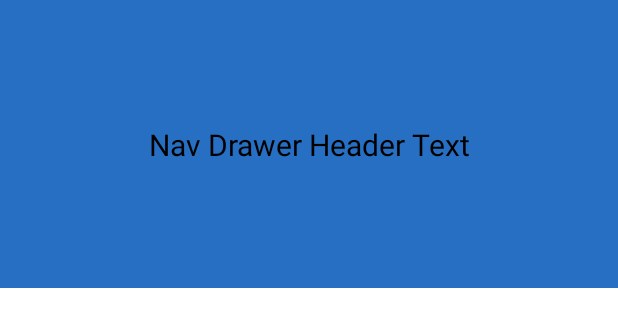
After one commit to code1iners/clicker-with-timer-android, an Android app: the layout partial_nav_header.xml on its own in the app's theme, with its tools: preview values and no code run, on a phone screen of 412 x 824 dp. The commit adds this screen. Shown: the top 327 px of the screen. Run offline under Robolectric (Android 15) with nearby library versions, the phone set to English and light mode, and no system bars.

Commit message:
Added drawer layout view

```diff
--- /dev/null
+++ b/app/src/main/res/layout/partial_nav_header.xml
@@ -0,0 +1,20 @@
+<?xml version="1.0" encoding="utf-8"?>
+<androidx.constraintlayout.widget.ConstraintLayout xmlns:android="http://schemas.android.com/apk/res/android"
+    xmlns:app="http://schemas.android.com/apk/res-auto"
+    android:background="@color/primaryDarkColor"
+    android:layout_width="match_parent"
+    android:layout_height="192dp">
+
+    <TextView
+        android:id="@+id/navDrawerHeaderText"
+        android:textSize="20sp"
+        android:textColor="@color/primaryTextColor"
+        android:text="Nav Drawer Header Text"
+        app:layout_constraintStart_toStartOf="parent"
+        app:layout_constraintTop_toTopOf="parent"
+        app:layout_constraintEnd_toEndOf="parent"
+        app:layout_constraintBottom_toBottomOf="parent"
+        android:layout_width="wrap_content"
+        android:layout_height="wrap_content"/>
+
+</androidx.constraintlayout.widget.ConstraintLayout>
--- a/app/src/main/res/values/themes.xml
+++ b/app/src/main/res/values/themes.xml
@@ -1,6 +1,6 @@
 <resources xmlns:tools="http://schemas.android.com/tools">
     <!-- Base application theme. -->
-    <style name="Theme.ClickerWithTimer" parent="Theme.MaterialComponents.DayNight.DarkActionBar">
+    <style name="Theme.ClickerWithTimer" parent="Theme.MaterialComponents.DayNight.NoActionBar">
         <!-- Primary brand color. -->
         <item name="colorPrimary">@color/primaryColor</item>
         <item name="colorPrimaryVariant">@color/primaryLightColor</item>
```
Also changed, not shown: app/src/main/java/com/codeliner/clickerwithtimer/MainActivity.kt (+84 -2 lines), app/src/main/java/com/codeliner/clickerwithtimer/MainViewModel.kt (added, +36 -0 lines), app/src/main/java/com/codeliner/clickerwithtimer/titles/TitleFragment.kt (+19 -1 lines), app/src/main/res/layout/activity_main.xml (+14 -3 lines), app/src/main/res/menu/nav_drawer.xml (added, +7 -0 lines), 1 other file.
